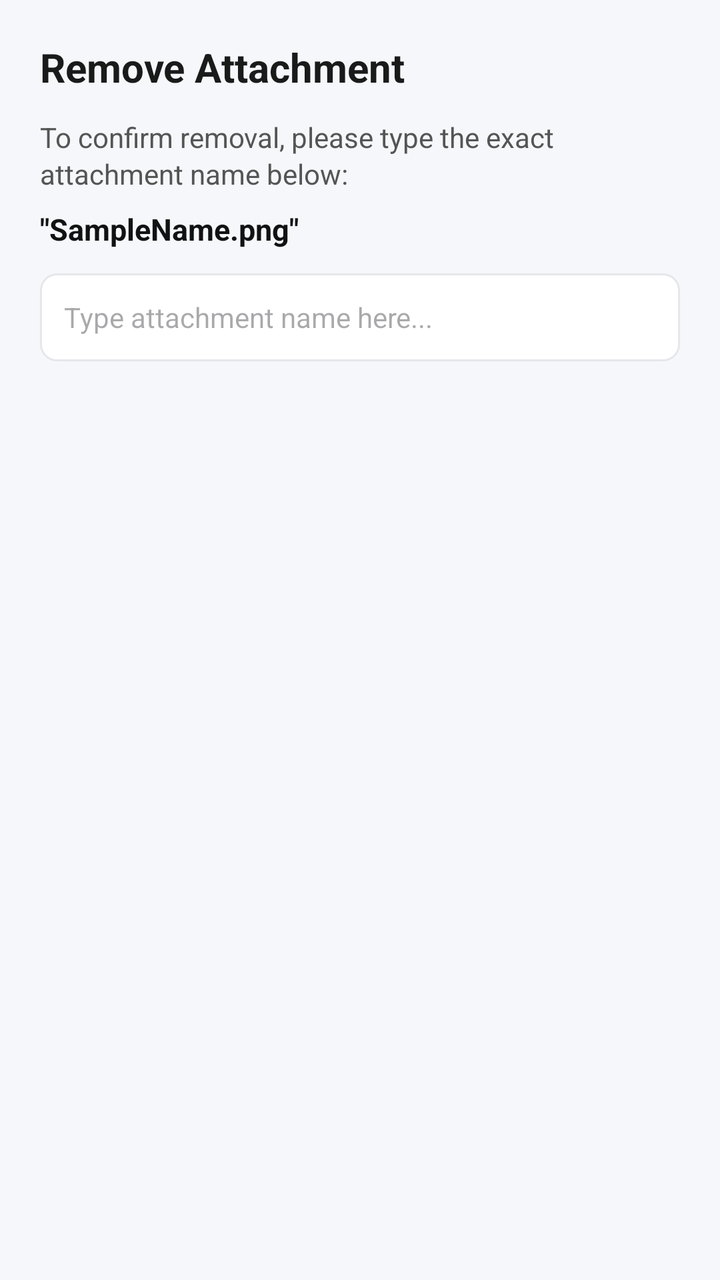
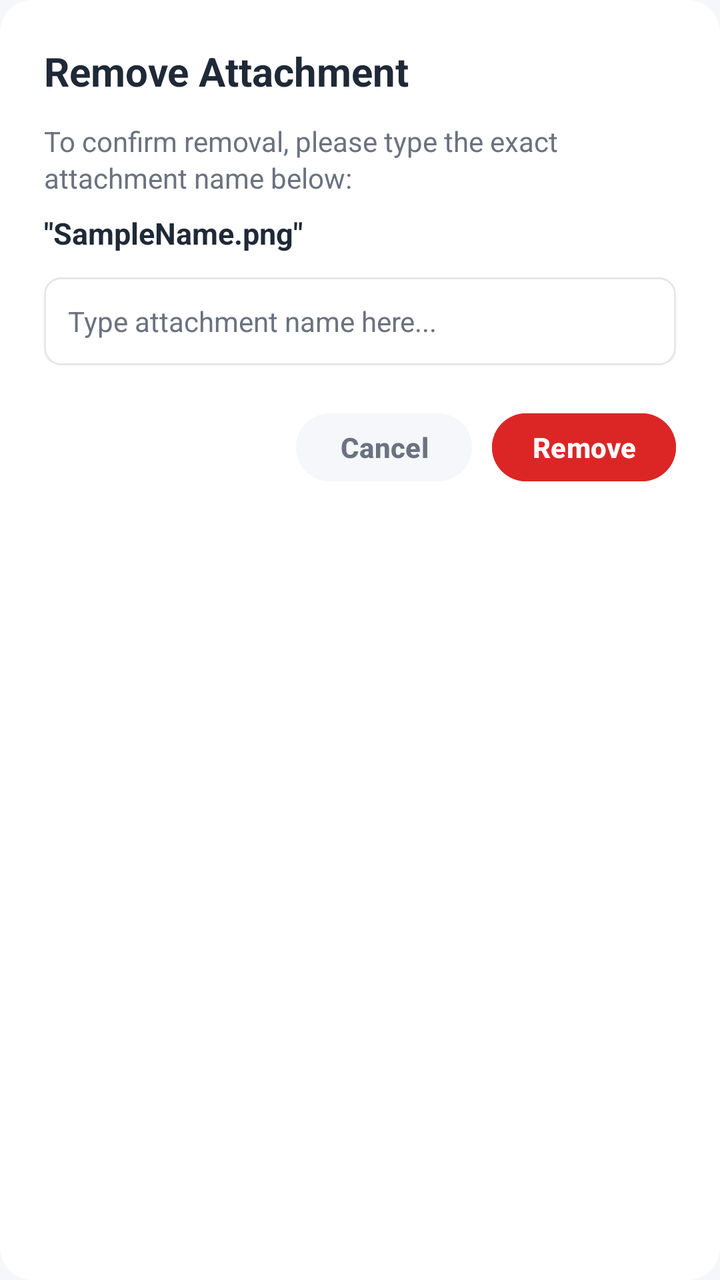

Compare the two renders of this Android layout. The source of the first and the diff that turns it into the second are given below.
<!-- AndroidManifest.xml: application theme Theme.FirstApp -->
<!-- res/layout/dialog_confirm_delete_attachment.xml -->
<?xml version="1.0" encoding="utf-8"?>
<LinearLayout xmlns:android="http://schemas.android.com/apk/res/android"
    android:layout_width="match_parent"
    android:layout_height="wrap_content"
    android:orientation="vertical"
    android:padding="20dp">

    <TextView
        android:layout_width="match_parent"
        android:layout_height="wrap_content"
        android:text="Remove Attachment"
        android:textSize="20sp"
        android:textStyle="bold"
        android:textColor="#1A1A1A"
        android:layout_marginBottom="12dp" />

    <TextView
        android:id="@+id/textDeleteInstruction"
        android:layout_width="match_parent"
        android:layout_height="wrap_content"
        android:text="To confirm removal, please type the exact attachment name below:"
        android:textColor="#555555"
        android:textSize="14sp"
        android:lineSpacingExtra="2dp" />

    <TextView
        android:id="@+id/textTargetAttachmentName"
        android:layout_width="match_parent"
        android:layout_height="wrap_content"
        android:layout_marginTop="8dp"
        android:layout_marginBottom="12dp"
        android:text="&quot;SampleName.png&quot;"
        android:textColor="#121212"
        android:textSize="15sp"
        android:textStyle="bold" />

    <EditText
        android:id="@+id/editConfirmAttachmentName"
        android:layout_width="match_parent"
        android:layout_height="44dp"
        android:background="@drawable/bg_input_field"
        android:hint="Type attachment name here..."
        android:paddingHorizontal="12dp"
        android:singleLine="true"
        android:textSize="14sp" />

</LinearLayout>
<!-- resources referenced by this layout -->
<resources>
  <!-- drawable bg_input_field (drawable) -->
  <?xml version="1.0" encoding="utf-8"?>
  <shape xmlns:android="http://schemas.android.com/apk/res/android" android:shape="rectangle">
      <solid android:color="@color/white" />
      <corners android:radius="8dp" />
      <stroke android:width="1dp" android:color="@color/tf_stroke" />
  </shape>
  <style name="Theme.FirstApp" parent="Base.Theme.FirstApp" />
  <color name="white">#FFFFFFFF</color>
  <color name="tf_stroke">#E5E7EB</color>
  <style name="Base.Theme.FirstApp" parent="Theme.Material3.DayNight.NoActionBar">
          
          <item name="android:windowBackground">@color/window_background</item>
          
      </style>
  <color name="window_background">#F5F7FA</color>
</resources>

<!-- the commit's change to res/layout/dialog_confirm_delete_attachment.xml (unified diff, before → after) -->
@@ -3,7 +3,8 @@
     android:layout_width="match_parent"
     android:layout_height="wrap_content"
     android:orientation="vertical"
-    android:padding="20dp">
+    android:background="@drawable/bg_dialog_rounded"
+    android:padding="22dp">
 
     <TextView
         android:layout_width="match_parent"
@@ -11,7 +12,7 @@
         android:text="Remove Attachment"
         android:textSize="20sp"
         android:textStyle="bold"
-        android:textColor="#1A1A1A"
+        android:textColor="@color/tf_text_primary"
         android:layout_marginBottom="12dp" />
 
     <TextView
@@ -19,7 +20,7 @@
         android:layout_width="match_parent"
         android:layout_height="wrap_content"
         android:text="To confirm removal, please type the exact attachment name below:"
-        android:textColor="#555555"
+        android:textColor="@color/tf_text_secondary"
         android:textSize="14sp"
         android:lineSpacingExtra="2dp" />
 
@@ -30,7 +31,7 @@
         android:layout_marginTop="8dp"
         android:layout_marginBottom="12dp"
         android:text="&quot;SampleName.png&quot;"
-        android:textColor="#121212"
+        android:textColor="@color/tf_text_primary"
         android:textSize="15sp"
         android:textStyle="bold" />
 
@@ -40,8 +41,42 @@
         android:layout_height="44dp"
         android:background="@drawable/bg_input_field"
         android:hint="Type attachment name here..."
+        android:textColorHint="@color/tf_text_secondary"
+        android:textColor="@color/tf_text_primary"
         android:paddingHorizontal="12dp"
         android:singleLine="true"
         android:textSize="14sp" />
 
+    
+    <LinearLayout
+        android:layout_width="match_parent"
+        android:layout_height="wrap_content"
+        android:orientation="horizontal"
+        android:gravity="end"
+        android:layout_marginTop="20dp">
+
+        <Button
+            android:id="@+id/buttonConfirmDeleteCancel"
+            android:layout_width="wrap_content"
+            android:layout_height="42dp"
+            android:text="Cancel"
+            android:textColor="@color/tf_text_secondary"
+            android:backgroundTint="@color/tf_bg_screen"
+            android:textAllCaps="false"
+            android:textStyle="bold"
+            android:paddingHorizontal="16dp" />
+
+        <Button
+            android:id="@+id/buttonConfirmDeleteRemove"
+            android:layout_width="wrap_content"
+            android:layout_height="42dp"
+            android:layout_marginStart="10dp"
+            android:text="Remove"
+            android:textColor="@color/white"
+            android:backgroundTint="@color/tf_overdue"
+            android:textAllCaps="false"
+            android:textStyle="bold"
+            android:paddingHorizontal="20dp" />
+    </LinearLayout>
+
 </LinearLayout>
<!-- resource entries referenced after the edit -->
@@ -1,5 +1,9 @@
 <!-- resources referenced by this layout -->
 <resources>
+  <color name="tf_bg_screen">#F5F7FA</color>
+  <color name="tf_overdue">#DC2626</color>
+  <color name="tf_text_primary">#1F2937</color>
+  <color name="tf_text_secondary">#6B7280</color>
   <!-- drawable bg_input_field (drawable) -->
   <?xml version="1.0" encoding="utf-8"?>
   <shape xmlns:android="http://schemas.android.com/apk/res/android" android:shape="rectangle">
@@ -9,6 +13,12 @@
   </shape>
   <style name="Theme.FirstApp" parent="Base.Theme.FirstApp" />
   <color name="white">#FFFFFFFF</color>
+  <!-- drawable bg_dialog_rounded (drawable) -->
+  <?xml version="1.0" encoding="utf-8"?>
+  <shape xmlns:android="http://schemas.android.com/apk/res/android" android:shape="rectangle">
+      <solid android:color="@color/white" />
+      <corners android:radius="16dp" />
+  </shape>
   <color name="tf_stroke">#E5E7EB</color>
   <style name="Base.Theme.FirstApp" parent="Theme.Material3.DayNight.NoActionBar">
           
